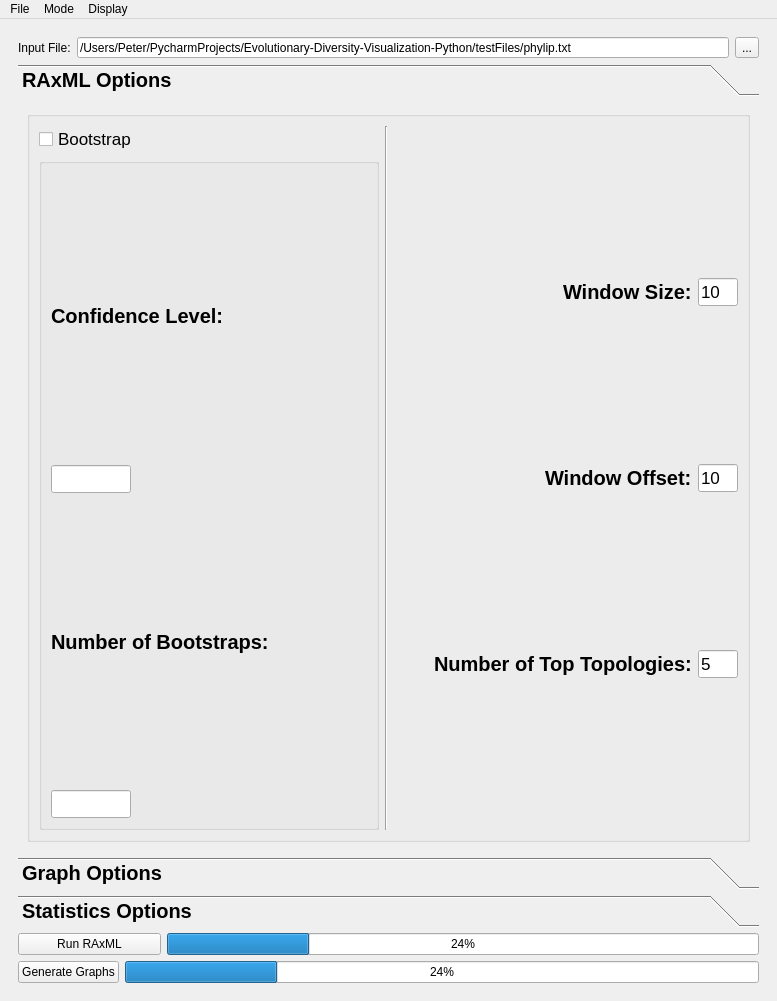
Old version of the form gui_layout.ui in the repository PeterDulworth/PhyloVis.
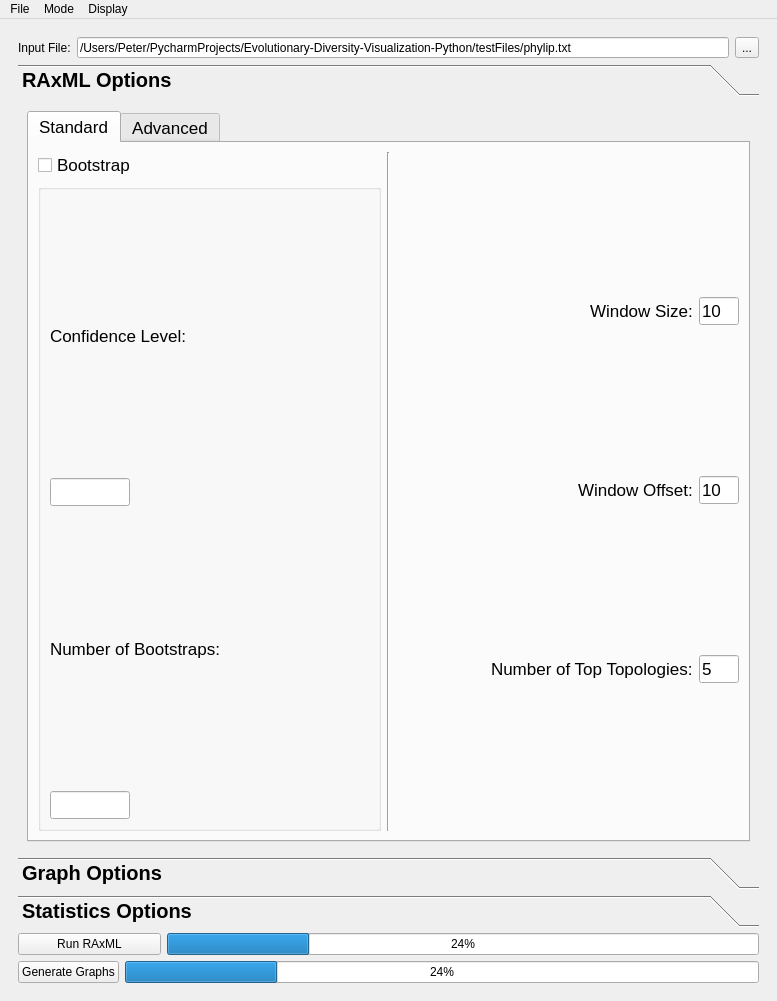
New version of the form. The open tabs and pages were chosen to show the change.

Commit message: added advanced options tab to gui raxml

Patch:
```diff
--- a/gui_layout.ui
+++ b/gui_layout.ui
@@ -311,10 +311,33 @@
              </attribute>
              <layout class="QVBoxLayout" name="verticalLayout_21">
               <item>
-               <widget class="QGroupBox" name="raxmlOptionsGroupBox">
-                <layout class="QHBoxLayout" name="horizontalLayout_75">
+               <widget class="QTabWidget" name="raxmlOptionsTabWidget">
+                <property name="font">
+                 <font>
+                  <pointsize>13</pointsize>
+                  <weight>50</weight>
+                  <bold>false</bold>
+                 </font>
+                </property>
+                <property name="tabShape">
+                 <enum>QTabWidget::Rounded</enum>
+                </property>
+                <property name="currentIndex">
+                 <number>1</number>
+                </property>
+                <property name="usesScrollButtons">
+                 <bool>false</bool>
+                </property>
+                <property name="documentMode">
+                 <bool>false</bool>
+                </property>
+                <widget class="QWidget" name="raxmlStandardOptionsTab">
+                 <attribute name="title">
+                  <string>Standard</string>
+                 </attribute>
+                 <layout class="QHBoxLayout" name="horizontalLayout">
                  <item>
-                  <layout class="QVBoxLayout" name="verticalLayout_16">
+                   <layout class="QVBoxLayout" name="verticalLayout_2">
                    <item>
                     <layout class="QHBoxLayout" name="bootstrapHL">
                      <item>
@@ -443,7 +466,7 @@
                   </widget>
                  </item>
                  <item>
-                  <layout class="QVBoxLayout" name="verticalLayout_23">
+                   <layout class="QVBoxLayout" name="verticalLayout_25">
                    <item>
                     <layout class="QHBoxLayout" name="windowSizeHL">
                      <item>
@@ -603,6 +626,12 @@
                   </layout>
                  </item>
                 </layout>
+                </widget>
+                <widget class="QWidget" name="raxmlAdvancedOptionsTab">
+                 <attribute name="title">
+                  <string>Advanced</string>
+                 </attribute>
+                </widget>
                </widget>
               </item>
              </layout>
```
Left out of the diff: 2 changed lines with no effect on the pictures. Lines whose indentation alone changed are shown as unchanged. The commit also changes 2 other files.
